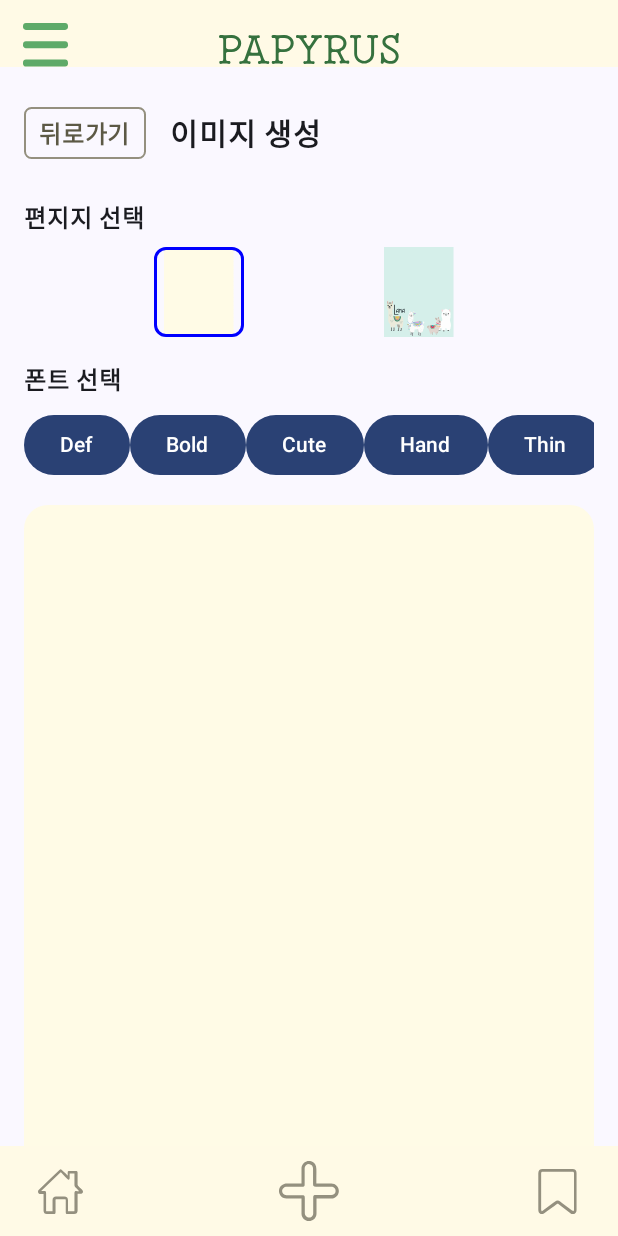
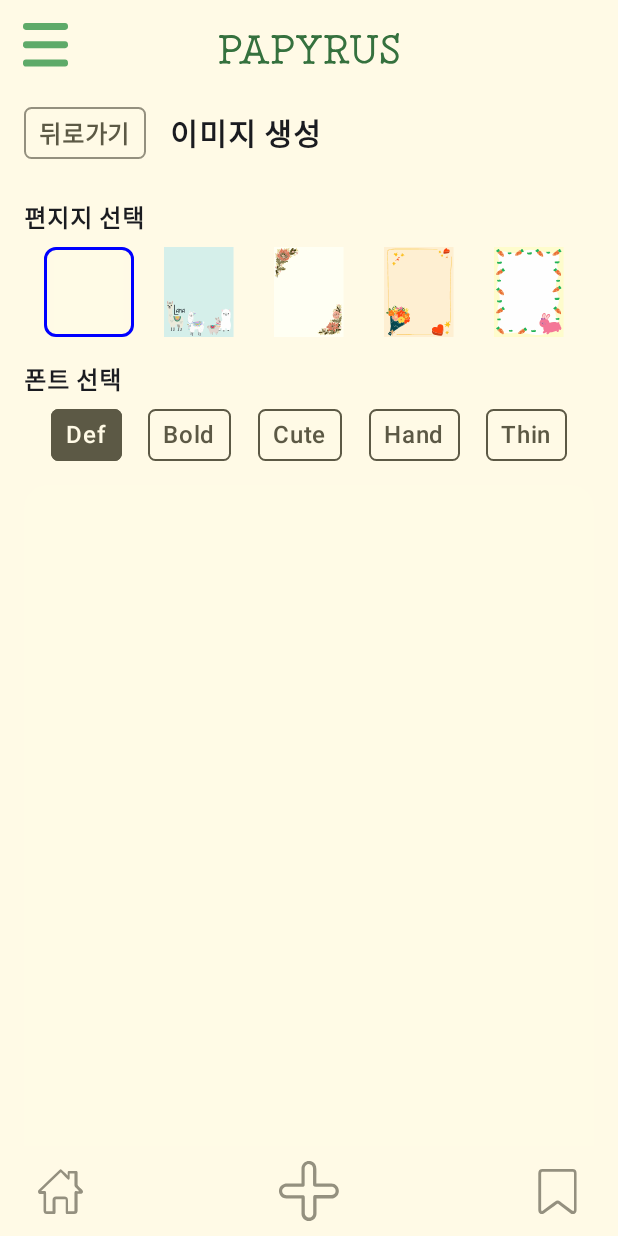
Before and after one commit to YEOGIL/Papyrus, an Android app built with Jetpack Compose: the imageGeneration screen opened through its navigation route, on a phone screen of 412 x 824 dp. Run offline under Robolectric (Android 15) with nearby library versions, the phone set to English and light mode, and no system bars; our stand-ins replace Firebase (no records; nobody signed in at launch, a user with empty details on screens opened directly); pictures from the network do not load; Roboto replaces fonts that are not available here.

Commit message:
배경지 전부 업로드, 이미지 생성 스크린에서 버튼 디자인들 수정, 배경색 mainColor 적용

```diff
--- a/app/src/main/java/com/intel/papyrusbaby/screen/ImageGenerationScreen.kt
+++ b/app/src/main/java/com/intel/papyrusbaby/screen/ImageGenerationScreen.kt
@@ -18,10 +18,12 @@ import android.util.Log
 import android.widget.Toast
 import androidx.appcompat.content.res.AppCompatResources
 import androidx.compose.foundation.Image
+import androidx.compose.foundation.background
 import androidx.compose.foundation.border
 import androidx.compose.foundation.clickable
 import androidx.compose.foundation.horizontalScroll
 import androidx.compose.foundation.layout.Arrangement
+import androidx.compose.foundation.layout.Box
 import androidx.compose.foundation.layout.Column
 import androidx.compose.foundation.layout.Row
 import androidx.compose.foundation.layout.Spacer
@@ -35,7 +37,6 @@ import androidx.compose.foundation.layout.width
 import androidx.compose.foundation.rememberScrollState
 import androidx.compose.foundation.shape.RoundedCornerShape
 import androidx.compose.foundation.verticalScroll
-import androidx.compose.material3.Button
 import androidx.compose.material3.Text
 import androidx.compose.runtime.Composable
 import androidx.compose.runtime.LaunchedEffect
@@ -138,6 +139,7 @@ fun ImageGenerationScreen(
 
     Column(
         modifier = Modifier
+            .background(Color(0xFFfffae6))
             .fillMaxSize()
             .verticalScroll(rememberScrollState())
             .padding(16.dp)
@@ -164,6 +166,7 @@ fun ImageGenerationScreen(
             cuteFont = cuteFont,
             handwritingFont = handFont,
             handwritingThinFont = handThinFont,
+            selectedFont = selectedFont,
             onFontSelected = { font ->
                 Log.d("FontSelector", "Selected font: $font")
                 selectedFont = font
@@ -221,7 +224,13 @@ fun BackgroundSelector(
             modifier = Modifier.fillMaxWidth(),
             horizontalArrangement = Arrangement.SpaceEvenly
         ) {
-            listOf(R.drawable.paper01, R.drawable.paper02).forEach { res ->
+            listOf(
+                R.drawable.paper01,
+                R.drawable.paper02,
+                R.drawable.paper03,
+                R.drawable.paper04,
+                R.drawable.paper05
+            ).forEach { res ->
                 Image(
                     painter = painterResource(id = res),
                     contentDescription = "Paper Image",
@@ -246,12 +255,14 @@ fun FontSelector(
     cuteFont: FontFamily,
     handwritingFont: FontFamily,
     handwritingThinFont: FontFamily,
+    selectedFont: FontFamily,
     onFontSelected: (FontFamily) -> Unit
 ) {
     Column {
         Text(text = "폰트 선택", fontSize = 16.sp, fontWeight = FontWeight.SemiBold)
         Spacer(modifier = Modifier.height(8.dp))
         Row(
+            horizontalArrangement = Arrangement.SpaceEvenly,
             modifier = Modifier
                 .fillMaxWidth()
                 .horizontalScroll(rememberScrollState())
@@ -264,9 +275,30 @@ fun FontSelector(
                 "Thin" to handwritingThinFont
             )
             fonts.forEach { (label, fontFamily) ->
-                Button(onClick = { onFontSelected(fontFamily) }) {
-                    Text(text = label)
+                Box(
+                    modifier = Modifier
+                        .border(
+                            1.dp,
+                            shape = RoundedCornerShape(5.dp),
+                            color = Color(0xFF5C5945)
+                        )
+                        .background(
+                            color = if (selectedFont == fontFamily) Color(0xFF5C5945) else Color.Transparent,
+                            shape = RoundedCornerShape(5.dp)
+                        )
+                        .clickable { onFontSelected(fontFamily) }
+                ) {
+                    Text(
+                        text = label,
+                        color = if (selectedFont == fontFamily) Color(0xFFFFFAE6) else Color(
+                            0xFF5C5945
+                        ),
+                        fontSize = 16.sp,
+                        fontWeight = FontWeight.SemiBold,
+                        modifier = Modifier.padding(horizontal = 10.dp, vertical = 5.dp)
+                    )
                 }
+
             }
         }
     }
@@ -294,7 +326,18 @@ fun ActionButtons(context: Context, bitmap: Bitmap) {
         horizontalArrangement = Arrangement.SpaceEvenly,
         verticalAlignment = Alignment.CenterVertically
     ) {
-        Button(onClick = {
+        Box(
+            modifier = Modifier
+                .border(
+                    1.dp,
+                    shape = RoundedCornerShape(5.dp),
+                    color = Color(0xFF5C5945)
+                )
+                .background(
+                    color = Color.Transparent,
+                    shape = RoundedCornerShape(5.dp)
+                )
+                .clickable {
                     try {
                         val imageUri = saveBitmapToCache(context, bitmap)
                         if (imageUri != null) {
@@ -306,28 +349,69 @@ fun ActionButtons(context: Context, bitmap: Bitmap) {
                             }
                             context.startActivity(Intent.createChooser(shareIntent, "이미지 공유"))
                         } else {
-                    Toast.makeText(context, "이미지 공유 실패", Toast.LENGTH_SHORT).show()
+                            Toast
+                                .makeText(context, "이미지 공유 실패", Toast.LENGTH_SHORT)
+                                .show()
                         }
                     } catch (e: Exception) {
-                Toast.makeText(context, "공유 중 에러 발생: ${e.message}", Toast.LENGTH_SHORT).show()
+                        Toast
+                            .makeText(context, "공유 중 에러 발생: ${e.message}", Toast.LENGTH_SHORT)
+                            .show()
                     }
-        }) {
-            Text("공유하기")
                 }
-        Button(onClick = {
+        ) {
+            Text(
+                text = "공유하기",
+                color = Color(
+                    0xFF5C5945
+                ),
+                fontSize = 16.sp,
+                fontWeight = FontWeight.SemiBold,
+                modifier = Modifier.padding(horizontal = 10.dp, vertical = 5.dp)
+            )
+        }
+
+        Box(
+            modifier = Modifier
+                .border(
+                    1.dp,
+                    shape = RoundedCornerShape(5.dp),
+                    color = Color(0xFF5C5945)
+                )
+                .background(
+                    color = Color.Transparent,
+                    shape = RoundedCornerShape(5.dp)
+                )
+                .clickable {
                     try {
                         val savedUri = saveBitmapToGallery(context, bitmap)
                         if (savedUri != null) {
-                    Toast.makeText(context, "저장되었습니다.", Toast.LENGTH_SHORT).show()
+                            Toast
+                                .makeText(context, "저장되었습니다.", Toast.LENGTH_SHORT)
+                                .show()
                         } else {
-                    Toast.makeText(context, "저장 실패", Toast.LENGTH_SHORT).show()
+                            Toast
+                                .makeText(context, "저장 실패", Toast.LENGTH_SHORT)
+                                .show()
                         }
                     } catch (e: Exception) {
-                Toast.makeText(context, "저장 중 에러 발생: ${e.message}", Toast.LENGTH_SHORT).show()
+                        Toast
+                            .makeText(context, "저장 중 에러 발생: ${e.message}", Toast.LENGTH_SHORT)
+                            .show()
                     }
-        }) {
-            Text("저장하기")
                 }
+        ) {
+            Text(
+                text = "저장하기",
+                color = Color(
+                    0xFF5C5945
+                ),
+                fontSize = 16.sp,
+                fontWeight = FontWeight.SemiBold,
+                modifier = Modifier.padding(horizontal = 10.dp, vertical = 5.dp)
+            )
+        }
+
     }
 }
 
@@ -456,6 +540,7 @@ fun getBitmapFromVectorDrawable(context: Context, resId: Int, width: Int, height
 fun ImageGenerationScreenPreview() {
     val context = LocalContext.current
     val navController = NavController(context)
-    val sampleText = "서로의 손길로 이룬 꿈의 조각들, 여러분의 노고가 이 프로젝트를 빛나게 했습니다. 한 걸음 한 걸음 함께해 온 시간 속에서, 여러분의 열정과 헌신이 얼마나 큰 힘이 되었는지 모릅니다. 힘든 순간마다 서로를 격려하며 나아간 우리, 그 과정이야말로 진정한 가치입니다. 이제는 그 결실을 바라보며, 서로의 수고를 인정하고 감사하는 마음으로 더 나아갑시다. 우리의 작은 발걸음이 모여 큰 길을 이룰 것임을 믿습니다. 함께 해주셔서 진심으로 고맙습니다."
+    val sampleText =
+        "서로의 손길로 이룬 꿈의 조각들, 여러분의 노고가 이 프로젝트를 빛나게 했습니다. 한 걸음 한 걸음 함께해 온 시간 속에서, 여러분의 열정과 헌신이 얼마나 큰 힘이 되었는지 모릅니다. 힘든 순간마다 서로를 격려하며 나아간 우리, 그 과정이야말로 진정한 가치입니다. 이제는 그 결실을 바라보며, 서로의 수고를 인정하고 감사하는 마음으로 더 나아갑시다. 우리의 작은 발걸음이 모여 큰 길을 이룰 것임을 믿습니다. 함께 해주셔서 진심으로 고맙습니다."
     ImageGenerationScreen(navController = navController, letterText = sampleText)
 }
```
Also changed, not shown: app/src/main/res/drawable/yoondongju.png (deleted). Lines whose indentation alone changed are shown as unchanged.
